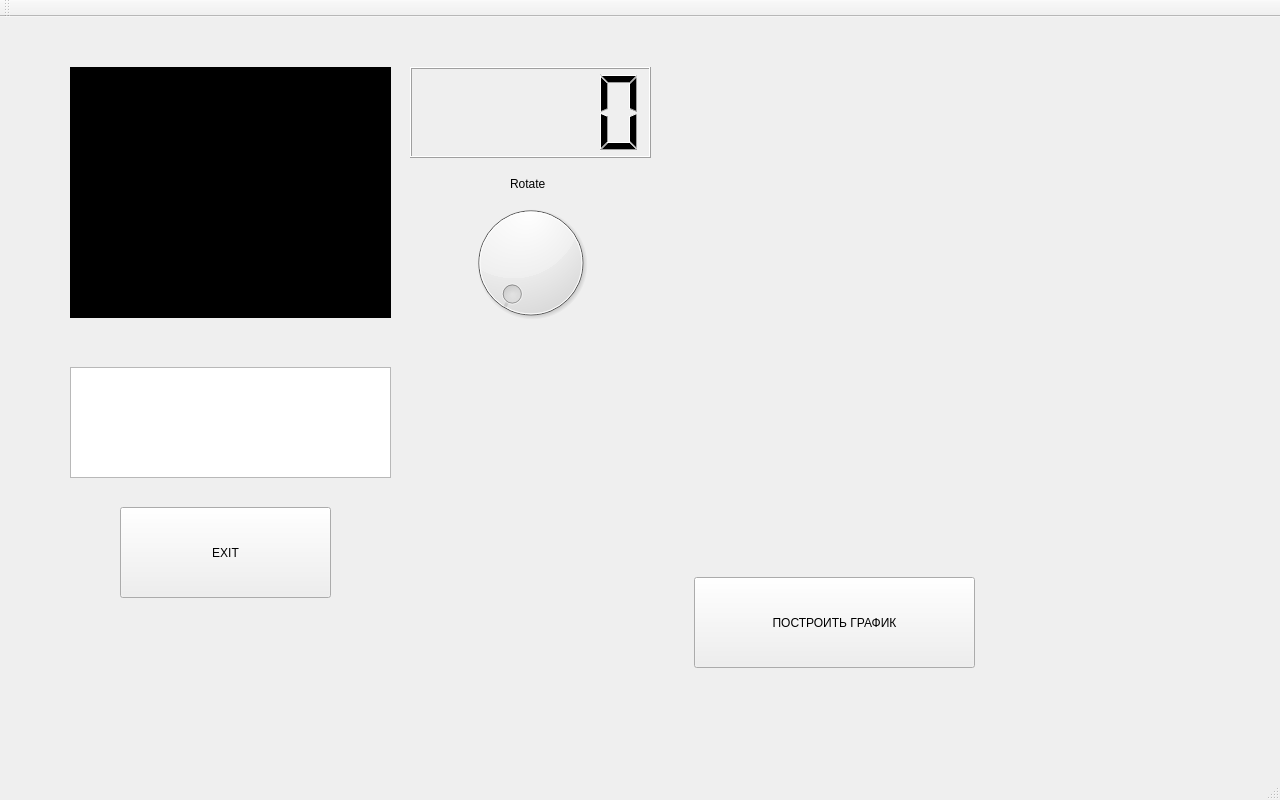
Above: mainwindow.ui from tomyqg/topaz-m before the change. Below: the same form after it.
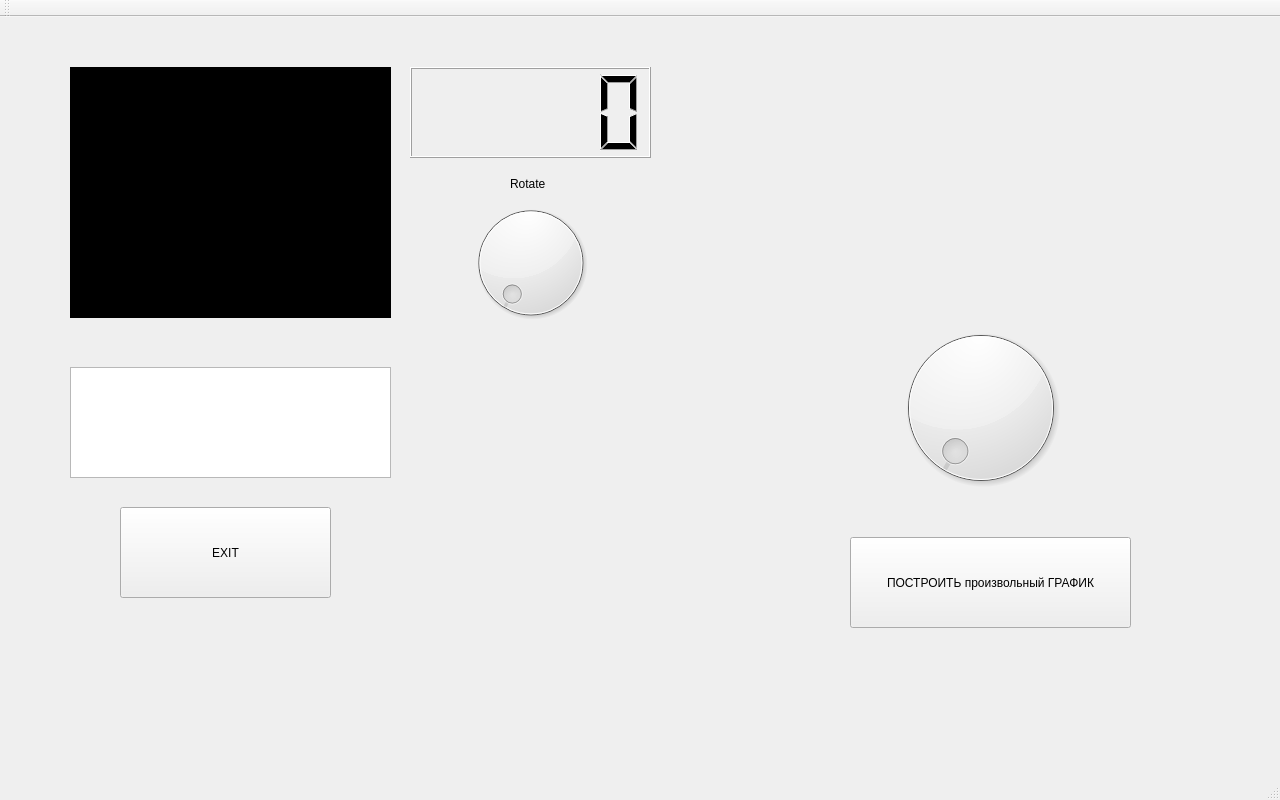
That is the form after the change. Icons and pictures are not drawn. Custom widgets are drawn as their Qt base class.

```diff
--- a/mainwindow.ui
+++ b/mainwindow.ui
@@ -118,23 +118,39 @@
    <widget class="QPushButton" name="pushButton_2">
     <property name="geometry">
      <rect>
-      <x>694</x>
-      <y>560</y>
+      <x>850</x>
+      <y>520</y>
       <width>281</width>
       <height>91</height>
      </rect>
     </property>
     <property name="text">
-     <string>ПОСТРОИТЬ ГРАФИК</string>
+     <string>ПОСТРОИТЬ произвольный ГРАФИК</string>
     </property>
    </widget>
    <widget class="QCustomPlot" name="widget_2" native="true">
     <property name="geometry">
      <rect>
-      <x>710</x>
-      <y>130</y>
-      <width>291</width>
-      <height>291</height>
+      <x>800</x>
+      <y>40</y>
+      <width>361</width>
+      <height>261</height>
+     </rect>
+    </property>
+    <property name="sizePolicy">
+     <sizepolicy hsizetype="Preferred" vsizetype="MinimumExpanding">
+      <horstretch>0</horstretch>
+      <verstretch>0</verstretch>
+     </sizepolicy>
+    </property>
+   </widget>
+   <widget class="QDial" name="dial_2">
+    <property name="geometry">
+     <rect>
+      <x>870</x>
+      <y>300</y>
+      <width>221</width>
+      <height>181</height>
      </rect>
     </property>
    </widget>
```
Left out of the diff: 2 changed lines with no effect on the pictures.
